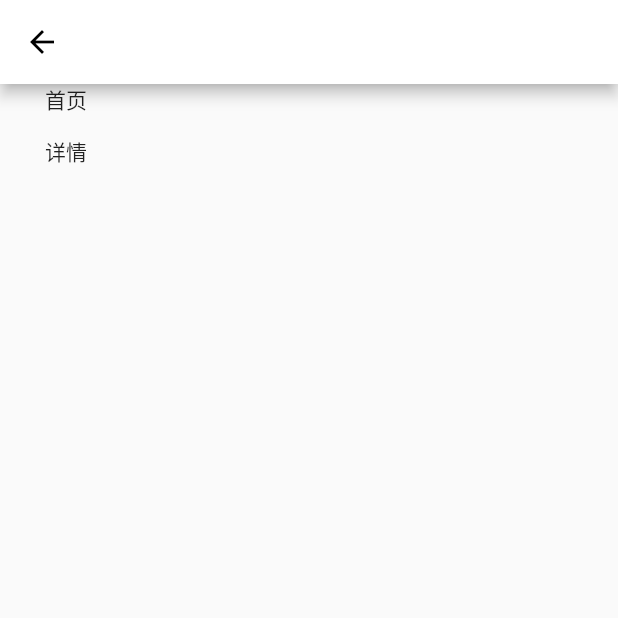
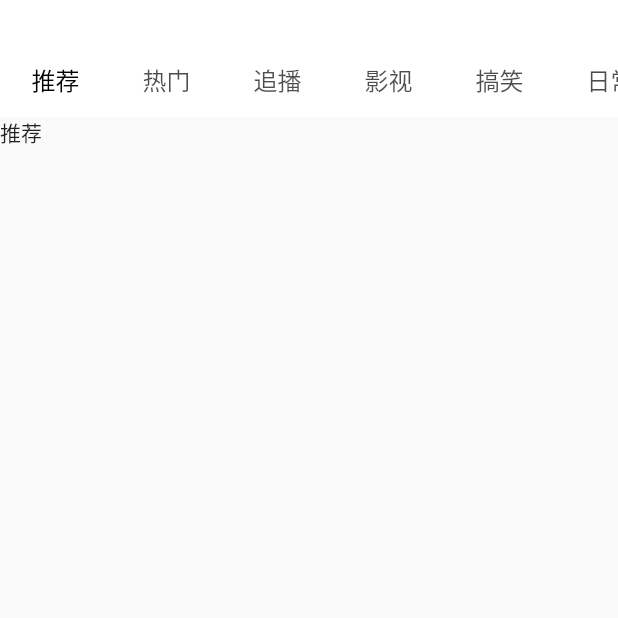
Before and after one commit to tospery/flutter_bilibili, a Flutter app: the HomePage screen opened directly, on a phone screen of 412 x 824 dp, the top half of it. Run offline on Flutter 3.47's test engine with Material 2 defaults, Android fonts, the phone set to English and light mode, and no system bars; our stand-ins replace dio, fluttertoast, shared_preferences; missing offline and left inert: underline_indicator; accounts and stored records are empty.

Commit message:
5-13 基于TabBar+TabBarView实现顶部导航功能

```diff
--- a/lib/page/home_page.dart
+++ b/lib/page/home_page.dart
@@ -1,7 +1,10 @@
 import 'package:flutter/material.dart';
 import 'package:flutter_bilibili/model/video_model.dart';
 import 'package:flutter_bilibili/navigator/hi_navigator.dart';
+import 'package:flutter_bilibili/page/home_tab_page.dart';
+import 'package:flutter_bilibili/util/color.dart';
 import 'package:flutter_bilibili/util/hi_functions.dart';
+import 'package:underline_indicator/underline_indicator.dart';
 
 class HomePage extends StatefulWidget {
   const HomePage({super.key});
@@ -10,13 +13,18 @@ class HomePage extends StatefulWidget {
   State<HomePage> createState() => _HomePageState();
 }
 
-class _HomePageState extends State<HomePage> with AutomaticKeepAliveClientMixin {
+class _HomePageState extends State<HomePage>
+    with AutomaticKeepAliveClientMixin, TickerProviderStateMixin {
 // ignore: prefer_typing_uninitialized_variables
   var listener;
+
+  var tabs = ["推荐", "热门", "追播", "影视", "搞笑", "日常", "综合", "手机游戏", "短片·手书·配音"];
+  late TabController _controller;
 
   @override
   void initState() {
     super.initState();
+    _controller = TabController(length: tabs.length, vsync: this);
     HiNavigator.getInstance().addListener(listener = (current, pre) {
       if (widget == current.page || current.page is HomePage) {
         hiPrint('打开了首页:onResume');
@@ -36,16 +44,21 @@ class _HomePageState extends State<HomePage> with AutomaticKeepAliveClientMixin
   Widget build(BuildContext context) {
     super.build(context);
     return Scaffold(
-      appBar: AppBar(),
       body: Column(
         children: [
-          const Text('首页'),
-          MaterialButton(
-              child: const Text('详情'),
-              onPressed: () {
-                HiNavigator.getInstance().onJumpTo(RouteStatus.detail,
-                    args: {'videoMo': VideoModel(123)});
-              })
+          Container(
+            color: Colors.white,
+            padding: const EdgeInsets.only(top: 30),
+            child: _tabBar(),
+          ),
+
+          Flexible(
+              child: TabBarView(
+            controller: _controller,
+            children: tabs.map((tab) {
+              return HomeTabPage(name: tab);
+            }).toList(),
+          )),
         ],
       ),
     );
@@ -53,4 +66,27 @@ class _HomePageState extends State<HomePage> with AutomaticKeepAliveClientMixin
 
   @override
   bool get wantKeepAlive => true;
+
+  _tabBar() {
+    return TabBar(
+        controller: _controller,
+        isScrollable: true,
+        labelColor: Colors.black,
+        indicator: const UnderlineIndicator(
+          strokeCap: StrokeCap.round,
+          borderSide: BorderSide(color: primary, width: 3),
+          insets: EdgeInsets.only(left: 15, right: 15),
+        ),
+        tabs: tabs.map<Tab>((tab) {
+          return Tab(
+            child: Padding(
+              padding: const EdgeInsets.only(left: 5, right: 5),
+              child: Text(
+                tab,
+                style: const TextStyle(fontSize: 16),
+              ),
+            ),
+          );
+        }).toList());
+  }
 }
--- /dev/null
+++ b/lib/page/home_tab_page.dart
@@ -0,0 +1,18 @@
+
+import 'package:flutter/material.dart';
+
+class HomeTabPage extends StatefulWidget {
+  final String name;
+
+  const HomeTabPage({Key? key,required this.name}) : super(key: key);
+
+  @override
+  State<HomeTabPage> createState() => _HomeTabPageState();
+}
+
+class _HomeTabPageState extends State<HomeTabPage> {
+  @override
+  Widget build(BuildContext context) {
+    return Text(widget.name);
+  }
+}
--- a/pubspec.yaml
+++ b/pubspec.yaml
@@ -14,6 +14,7 @@ dependencies:
   json_annotation: ^4.5.0
   shared_preferences: ^2.0.15
   fluttertoast: ^8.0.9
+  underline_indicator: ^0.0.4
 
 dev_dependencies:
   flutter_test:
```
Also changed, not shown: pubspec.lock.
